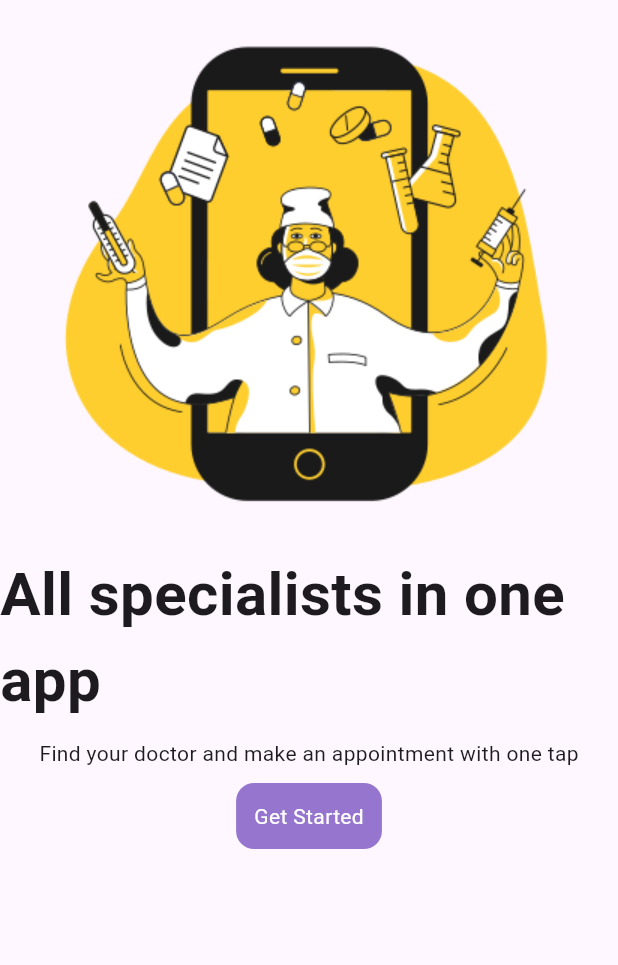
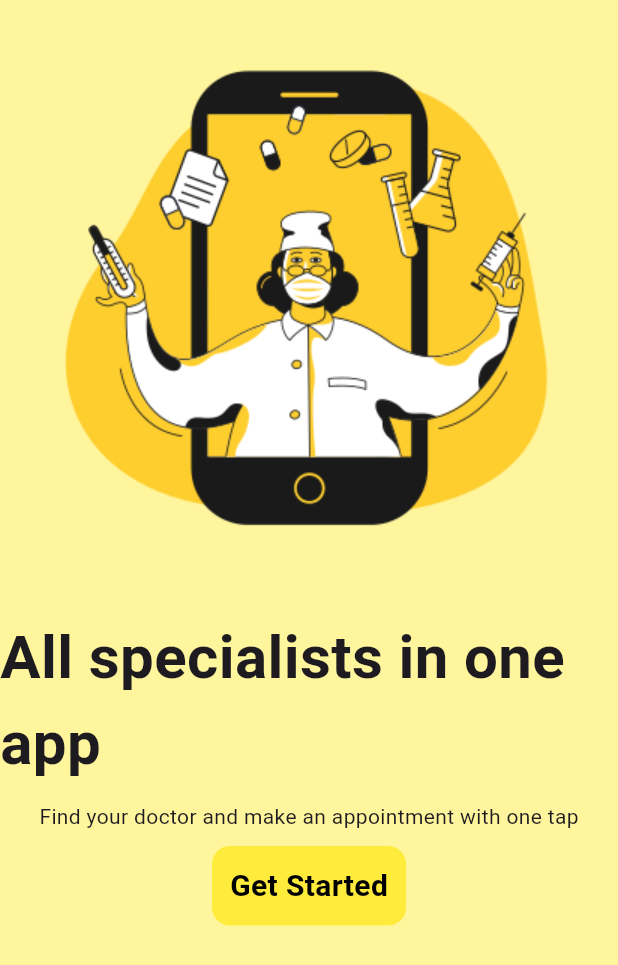
Before and after one commit to ruby222001/Medicalapp, a Flutter app: the screen it shows after launch, on a phone screen of 412 x 824 dp. Shown: the top 965 px of the screen. Run offline on Flutter 3.47's test engine with Material 3 defaults, Android fonts, the phone set to English and light mode, and no system bars; our stand-ins replace google_nav_bar.

Commit message:
details added

```diff
--- a/lib/pages/intro_page.dart
+++ b/lib/pages/intro_page.dart
@@ -6,10 +6,17 @@ class IntroPage extends StatelessWidget {
   @override
   Widget build(BuildContext context) {
     return  Scaffold(
-      body: Column(
+      backgroundColor: Colors.yellow[200],
+      body: Center(
+        child: Column(
           children: [
+
           Image.asset('lib/icons/doctor.png',
+          height: 400,
           ),
+          const SizedBox(height: 10),
+        Column(
+          children: [
             const  Text(
                 'All specialists in one app',
               style: TextStyle(
@@ -31,17 +38,21 @@ class IntroPage extends StatelessWidget {
             child: Container(
             padding:const EdgeInsets.all(12),
             decoration: BoxDecoration(
-        color: Colors.deepPurple[300],
+              color: Colors.yellow[500],
               borderRadius: BorderRadius.circular(12),
-
             ),
               child: const Text('Get Started',
-        style: TextStyle( color: Colors.white,
+              style: TextStyle( color: Colors.black,
+              fontWeight: FontWeight.bold,
+              fontSize: 20,
               ),
               ),
              ),
+                ),
+          ],
         ) ,
              ],
+             ),
       ),
     );
   }
--- a/lib/utilis.py/doctor.dart
+++ b/lib/utilis.py/doctor.dart
@@ -15,7 +15,7 @@ class CategoryCard extends StatelessWidget {
       padding: const EdgeInsets.only(left: 25.0),
 
       child: Container(
-        padding: EdgeInsets.all(20),
+        padding: const EdgeInsets.all(20),
         decoration: BoxDecoration(
           borderRadius: BorderRadius.circular(12),
           color: Colors.deepPurple[100],
--- a/pubspec.yaml
+++ b/pubspec.yaml
@@ -35,6 +35,7 @@ dependencies:
   # The following adds the Cupertino Icons font to your application.
   # Use with the CupertinoIcons class for iOS style icons.
   cupertino_icons: ^1.0.2
+  google_nav_bar:
 
 dev_dependencies:
   flutter_test:
```
Also changed, not shown: lib/pages/homepage.dart (+37 -27 lines), lib/utilis.py/card.dart (+15 -5 lines), lib/icons/doctor3.png (added), pubspec.lock. Lines whose indentation alone changed are shown as unchanged.
